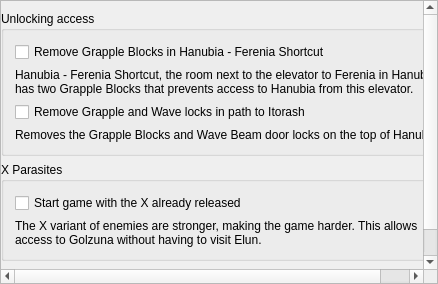
The window that randovania/gui/ui_files/preset_dread_patches.ui (randovania/randovania) describes before a commit, drawn with Qt 5.
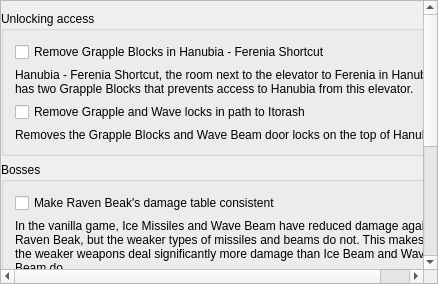
The same window after the commit.

Commit message: Add configuration option for enabling Raven Beak consistent damage table

```diff
--- a/randovania/gui/ui_files/preset_dread_patches.ui
+++ b/randovania/gui/ui_files/preset_dread_patches.ui
@@ -116,6 +116,32 @@
           </layout>
          </widget>
         </item>
+        <item>
+         <widget class="QGroupBox" name="bosses_group">
+          <property name="title">
+           <string>Bosses</string>
+          </property>
+          <layout class="QVBoxLayout" name="verticalLayout_3">
+           <item>
+            <widget class="QCheckBox" name="consistent_raven_beak_damage_table_check">
+             <property name="text">
+              <string>Make Raven Beak's damage table consistent</string>
+             </property>
+            </widget>
+           </item>
+           <item>
+            <widget class="QLabel" name="consistent_raven_beak_damage_table_label">
+             <property name="text">
+              <string>In the vanilla game, Ice Missiles and Wave Beam have reduced damage against Raven Beak, but the weaker types of missiles and beams do not. This makes the weaker weapons deal significantly more damage than Ice Beam and Wave Beam do.&#10;&#10;This option applies the same damage reduction to regular Missiles, Super Missiles, and all Beam types prior to Wave Beam, in addition to the damage reductions from the vanilla game.</string>
+             </property>
+             <property name="wordWrap">
+              <bool>true</bool>
+             </property>
+            </widget>
+           </item>
+          </layout>
+         </widget>
+        </item>
         <item>
          <widget class="QGroupBox" name="x_group">
           <property name="title">
```
The commit also changes 6 other files.
